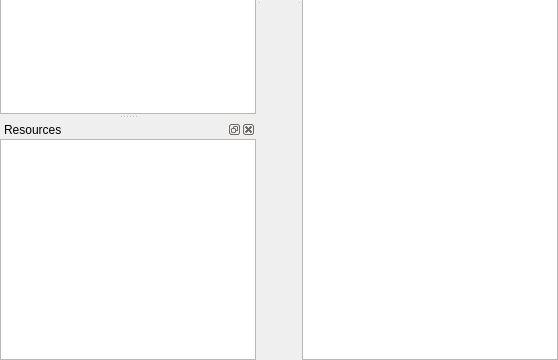
Qt form spinetoolbox/ui/spine_datapackage_form.ui (spine-tools/Spine-Toolbox) before a commit; both pictures show x 0 to 558 and y 392 to 752 of the 558 by 752 pixel window.
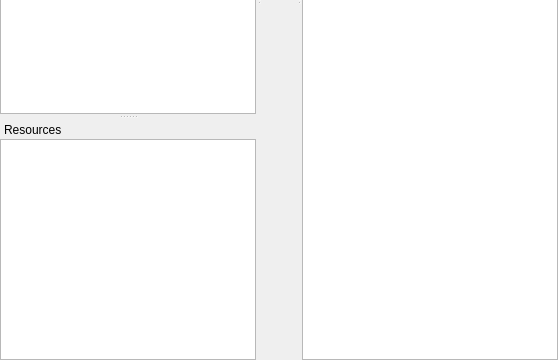
The same form after that commit. Icons and pictures are not drawn. Custom widgets are drawn as their Qt base class.

```diff
--- a/spinetoolbox/ui/spine_datapackage_form.ui
+++ b/spinetoolbox/ui/spine_datapackage_form.ui
@@ -200,6 +200,12 @@
    </widget>
   </widget>
   <widget class="QDockWidget" name="dockWidget_resources">
+   <property name="features">
+    <set>QDockWidget::NoDockWidgetFeatures</set>
+   </property>
+   <property name="allowedAreas">
+    <set>Qt::LeftDockWidgetArea</set>
+   </property>
    <property name="windowTitle">
     <string>Resources</string>
    </property>
```
